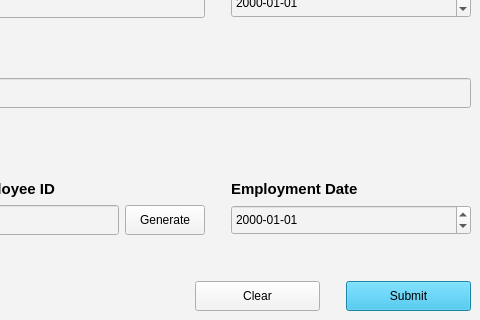
Before: the Qt Designer form EMS-App/employeeScreen.ui in elroydsouza/HR-ManagementSystem, drawn with Qt 5; both pictures show x 520 to 1000 and y 230 to 550 of the 1000 by 550 pixel window.
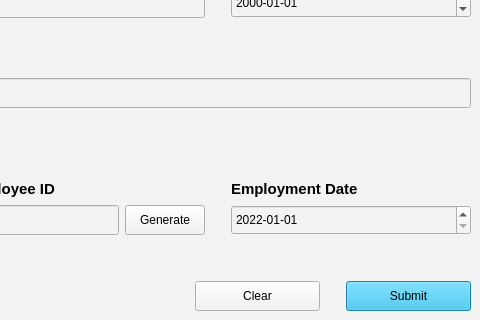
After: the same form once the commit is applied. The open tabs and pages were chosen to show the change. Icons and pictures are not drawn.

Commit message: Removed fields in database and adapted code for new primary keys. Implemented ability to view employees by department. Implemented solution to employees with a department that is deleted so that it does not break any code.

```diff
--- a/EMS-App/employeeScreen.ui
+++ b/EMS-App/employeeScreen.ui
@@ -854,6 +854,13 @@
              <height>30</height>
             </size>
            </property>
+           <property name="minimumDate">
+            <date>
+             <year>2022</year>
+             <month>1</month>
+             <day>1</day>
+            </date>
+           </property>
            <property name="displayFormat">
             <string>yyyy-MM-dd</string>
            </property>
```
Left out of the diff: 2 changed lines with no effect on the pictures. The commit also changes 30 other files.
